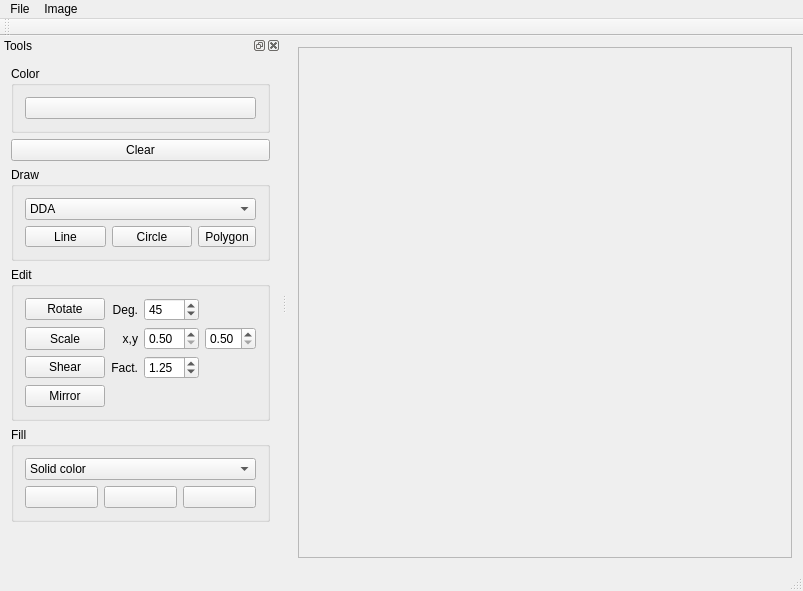
The window that src/ImageViewer.ui (IDemandASandwich/ImageViewer) describes before a commit, drawn with Qt 5.
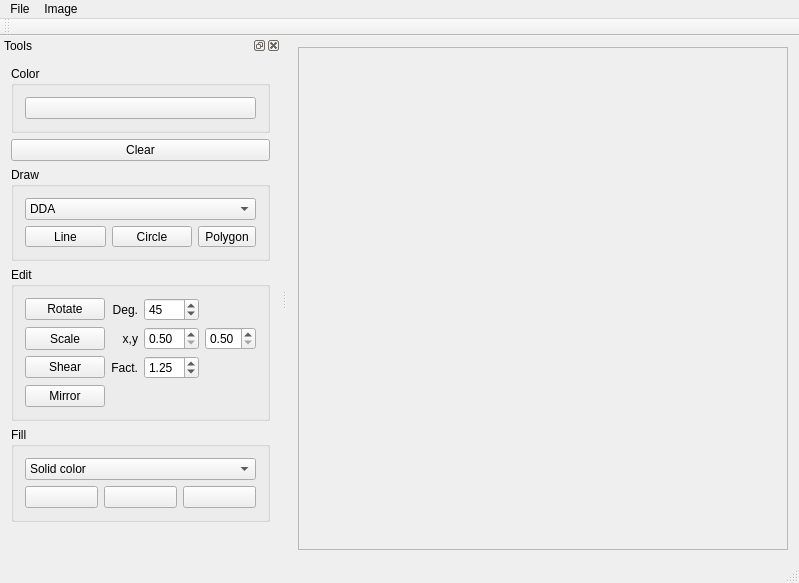
The same window after the commit.

```diff
--- a/src/ImageViewer.ui
+++ b/src/ImageViewer.ui
@@ -6,8 +6,8 @@
    <rect>
     <x>0</x>
     <y>0</y>
-    <width>803</width>
-    <height>591</height>
+    <width>799</width>
+    <height>583</height>
    </rect>
   </property>
   <property name="windowTitle">
@@ -25,8 +25,8 @@
         <rect>
          <x>0</x>
          <y>0</y>
-         <width>524</width>
-         <height>516</height>
+         <width>520</width>
+         <height>508</height>
         </rect>
        </property>
       </widget>
@@ -39,7 +39,7 @@
     <rect>
      <x>0</x>
      <y>0</y>
-     <width>803</width>
+     <width>799</width>
      <height>22</height>
     </rect>
    </property>
```
